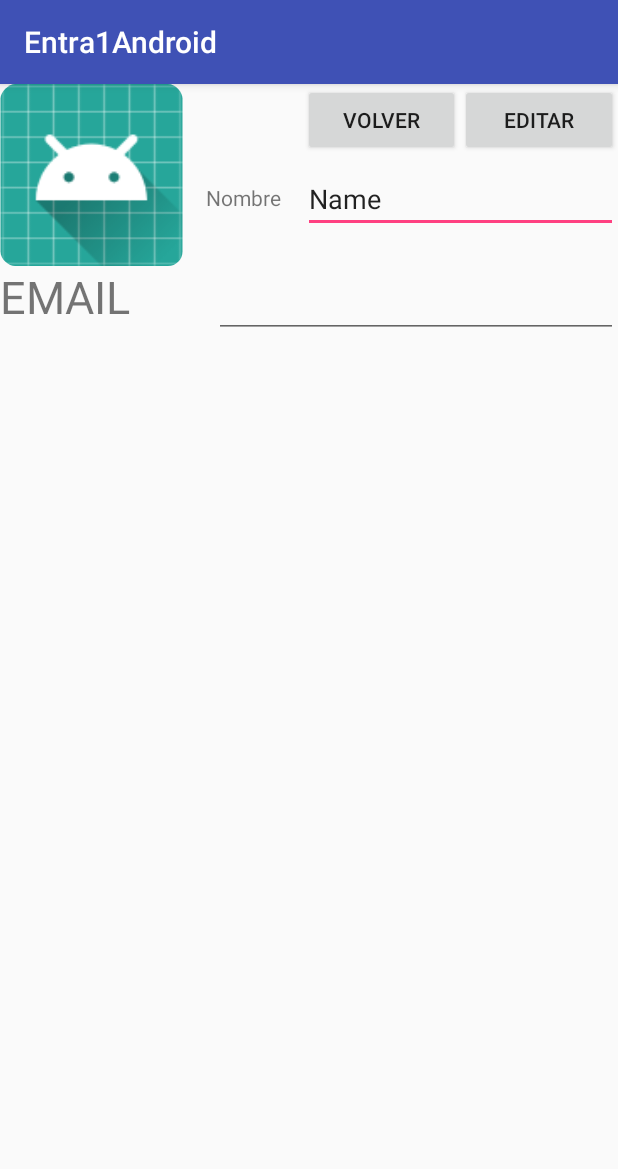
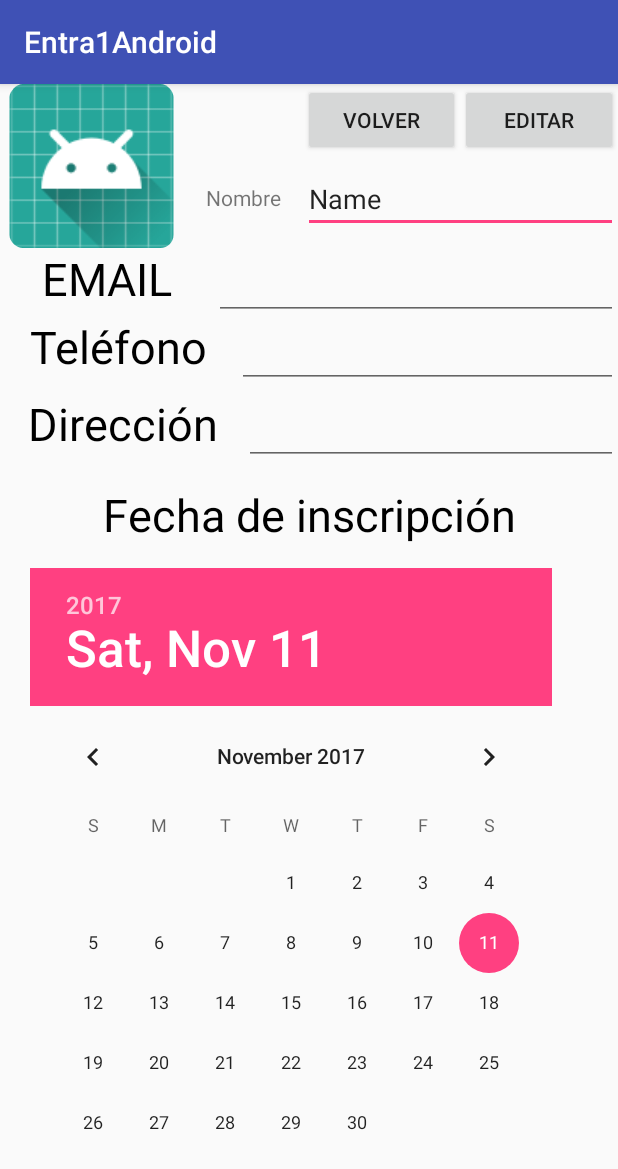
Before and after one commit to taysir20/Entra1Android, an Android app: the screen it shows after launch (MainActivity), on a phone screen of 412 x 824 dp. Shown: the top 1169 px of the screen. Run offline under Robolectric (Android 15) with nearby library versions, the phone set to English and light mode, and no system bars.

Commit message:
Parte visual Activity 1 Completada

```diff
--- a/app/src/main/res/layout/activity_main.xml
+++ b/app/src/main/res/layout/activity_main.xml
@@ -12,9 +12,18 @@
         android:layout_height="match_parent"
         android:orientation="vertical">
 
+        <ScrollView
+            android:layout_width="match_parent"
+            android:layout_height="match_parent">
+
             <LinearLayout
                 android:layout_width="match_parent"
-            android:layout_height="121dp"
+                android:layout_height="wrap_content"
+                android:orientation="vertical" >
+
+                <LinearLayout
+                    android:layout_width="match_parent"
+                    android:layout_height="109dp"
                     android:orientation="horizontal">
 
                     <ImageView
@@ -62,19 +71,20 @@
                             android:layout_height="wrap_content"
                             android:ems="10"
                             android:inputType="textPersonName"
+                            android:singleLine="false"
                             android:text="Name" />
                     </LinearLayout>
                 </LinearLayout>
 
                 <LinearLayout
                     android:layout_width="match_parent"
-            android:layout_height="73dp"
+                    android:layout_height="match_parent"
                     android:layout_weight="1"
                     android:orientation="vertical">
 
                     <LinearLayout
                         android:layout_width="match_parent"
-                android:layout_height="92dp"
+                        android:layout_height="wrap_content"
                         android:orientation="horizontal">
 
                         <TextView
@@ -83,6 +93,8 @@
                             android:layout_height="wrap_content"
                             android:layout_weight="1"
                             android:text="EMAIL"
+                            android:textAlignment="center"
+                            android:textColor="@android:color/black"
                             android:textSize="30sp" />
 
                         <EditText
@@ -92,7 +104,75 @@
                             android:ems="10"
                             android:inputType="textPersonName" />
                     </LinearLayout>
+
+                    <LinearLayout
+                        android:layout_width="match_parent"
+                        android:layout_height="51dp"
+                        android:orientation="horizontal">
+
+                        <TextView
+                            android:id="@+id/textView6"
+                            android:layout_width="wrap_content"
+                            android:layout_height="wrap_content"
+                            android:layout_weight="1"
+                            android:text="Teléfono"
+                            android:textAlignment="center"
+                            android:textColor="@android:color/black"
+                            android:textSize="30sp" />
+
+                        <EditText
+                            android:layout_width="wrap_content"
+                            android:layout_height="wrap_content"
+                            android:layout_weight="1"
+                            android:ems="10"
+                            android:inputType="textPersonName" />
+                    </LinearLayout>
+
+                    <LinearLayout
+                        android:layout_width="match_parent"
+                        android:layout_height="wrap_content"
+                        android:orientation="horizontal">
+
+                        <TextView
+                            android:id="@+id/textView7"
+                            android:layout_width="wrap_content"
+                            android:layout_height="wrap_content"
+                            android:layout_weight="1"
+                            android:text="Dirección"
+                            android:textAlignment="center"
+                            android:textColor="@android:color/black"
+                            android:textSize="30sp" />
+
+                        <EditText
+                            android:layout_width="wrap_content"
+                            android:layout_height="wrap_content"
+                            android:layout_weight="1"
+                            android:ems="10"
+                            android:inputType="textPersonName" />
+                    </LinearLayout>
+
+                    <TextView
+                        android:id="@+id/textView10"
+                        android:layout_width="match_parent"
+                        android:layout_height="71dp"
+                        android:gravity="center_vertical"
+                        android:text="Fecha de inscripción"
+                        android:textAlignment="center"
+                        android:textColor="@android:color/black"
+                        android:textSize="30sp" />
+
+                    <DatePicker
+                        android:id="@+id/datePicker2"
+                        android:layout_width="match_parent"
+                        android:layout_height="match_parent"
+                        android:paddingLeft="20dp"
+                        android:paddingRight="20dp"
+                        android:theme="?android:attr/datePickerDialogTheme" />
+
                 </LinearLayout>
 
             </LinearLayout>
+        </ScrollView>
+
+    </LinearLayout>
 </android.support.constraint.ConstraintLayout>
```
Lines whose indentation alone changed are shown as unchanged.
